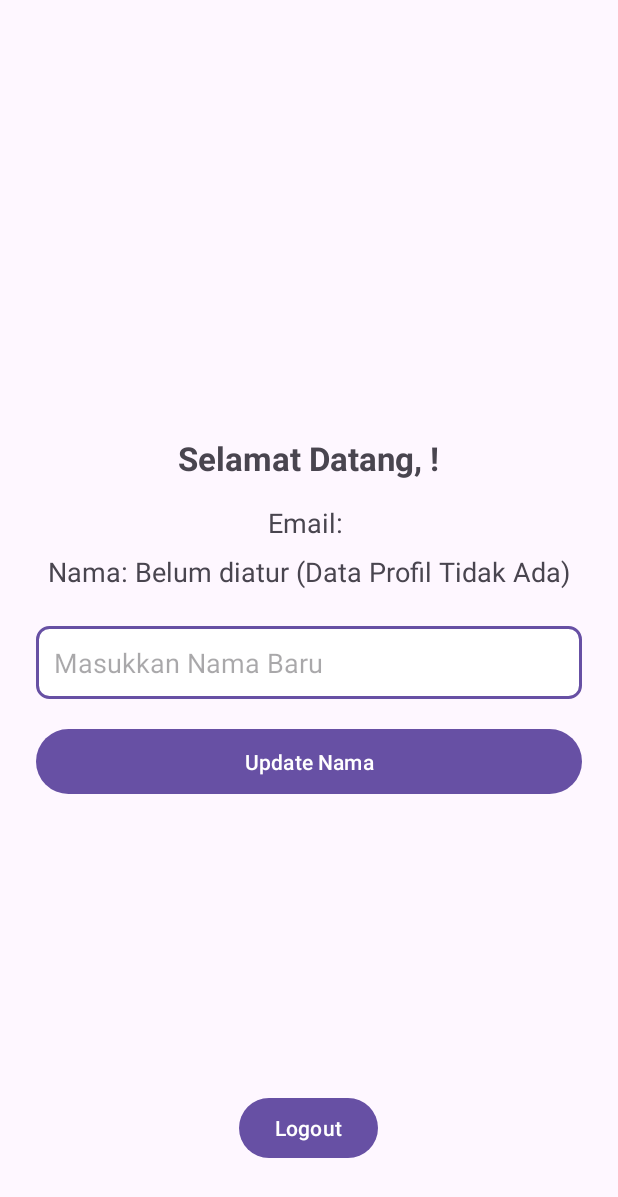
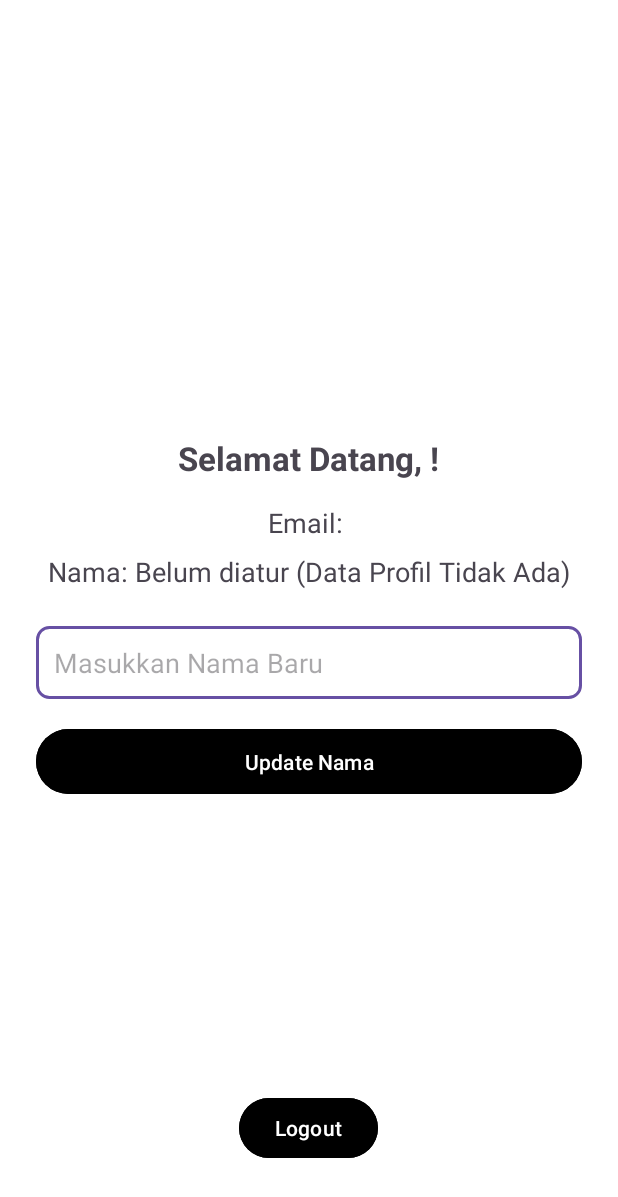
Before and after one commit to KenzG/aplikasi_inventaris_barang, an Android app: the MainActivity screen opened directly, with no data from a screen before it, on a phone screen of 412 x 824 dp. Shown: the top 1197 px of the screen. Run offline under Robolectric (Android 15) with nearby library versions, the phone set to English and light mode, and no system bars; our stand-ins replace Firebase (no records; nobody signed in at launch, a user with empty details on screens opened directly).

Commit message:
Modify some

```diff
--- a/app/src/main/res/layout/activity_login.xml
+++ b/app/src/main/res/layout/activity_login.xml
@@ -98,7 +98,8 @@
         android:focusable="true"
         app:layout_constraintTop_toBottomOf="@+id/buttonLogin"
         app:layout_constraintStart_toStartOf="parent"
-        app:layout_constraintEnd_toEndOf="parent" />
+        app:layout_constraintEnd_toEndOf="parent"
+        tools:ignore="HardcodedText" />
 
     <ImageView
         android:id="@+id/imageView2"
--- a/app/src/main/res/layout/activity_main.xml
+++ b/app/src/main/res/layout/activity_main.xml
@@ -4,6 +4,7 @@
     android:layout_width="match_parent"
     android:layout_height="match_parent"
     android:padding="24dp"
+    android:background="@color/white"
     tools:context="edu.praktis.org.newtestapp.MainActivity">
 
     <LinearLayout
@@ -52,6 +53,7 @@
             android:id="@+id/btnUpdateName"
             android:layout_width="match_parent"
             android:layout_height="wrap_content"
+            android:backgroundTint="@color/black"
             android:text="Update Nama"
             android:padding="12dp"/>
     </LinearLayout>
@@ -60,6 +62,7 @@
         android:id="@+id/btnLogout"
         android:layout_width="wrap_content"
         android:layout_height="wrap_content"
+        android:backgroundTint="@color/black"
         android:text="Logout"
         android:layout_alignParentBottom="true"
         android:layout_centerHorizontal="true"
--- a/app/src/main/res/values/colors.xml
+++ b/app/src/main/res/values/colors.xml
@@ -1,5 +1,6 @@
 <?xml version="1.0" encoding="utf-8"?>
 <resources>
+    <color name="sufficient_contrast_text_color">#DE000000</color> <!-- Example: 87% black -->
     <color name="black">#FF000000</color>
     <color name="white">#FFFFFFFF</color>
 </resources>
--- a/app/src/main/res/values/strings.xml
+++ b/app/src/main/res/values/strings.xml
@@ -5,6 +5,7 @@
     <string name="password_hint">Password</string>
 
     <string name="login_button_text">Login</string>
+    <string name="register_title">Registrasi Akun Baru</string>
 
     <string name="login_illustration_desc">Ilustrasi untuk halaman login</string>
 
```
Also changed, not shown: app/src/main/res/layout/activity_register.xml (+12 -5 lines).
